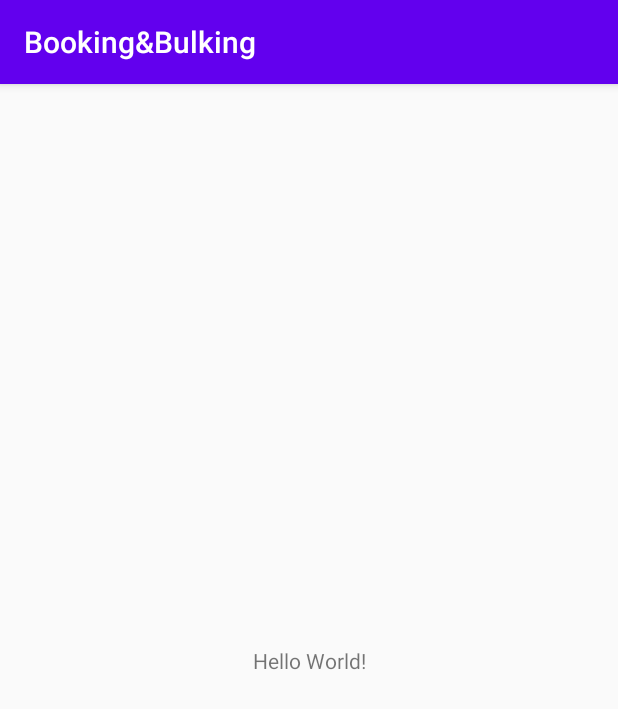
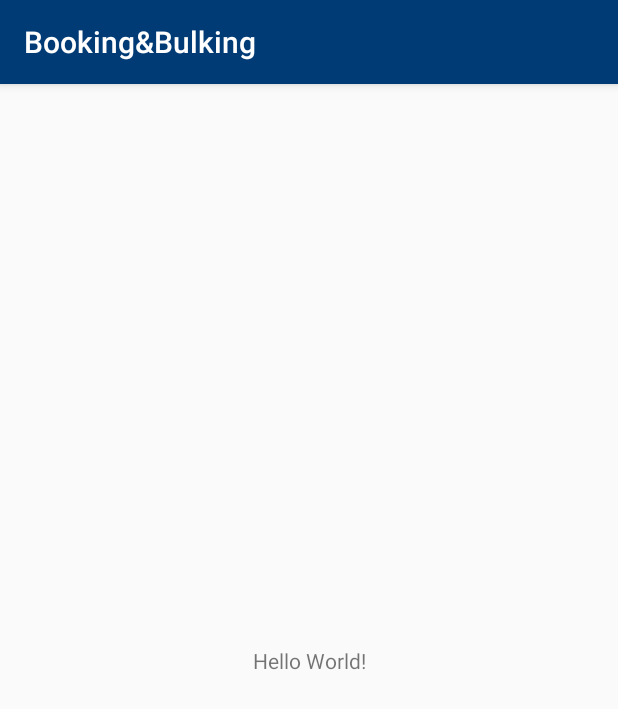
Before and after one commit to irislawly/BB, an Android app: the screen it shows after launch (MainActivity), on a phone screen of 412 x 824 dp. Shown: the top 709 px of the screen. Run offline under Robolectric (Android 15) with nearby library versions, the phone set to English and light mode, and no system bars; our stand-ins replace Firebase (no records; nobody signed in at launch, a user with empty details on screens opened directly); libraries missing offline, so code that uses them is left out: com.firebase.ui; 2 statements that could not run were skipped.

Commit message:
added color theme

```diff
--- a/app/src/main/res/values/colors.xml
+++ b/app/src/main/res/values/colors.xml
@@ -1,6 +1,9 @@
 <?xml version="1.0" encoding="utf-8"?>
 <resources>
-    <color name="colorPrimary">#6200EE</color>
-    <color name="colorPrimaryDark">#3700B3</color>
-    <color name="colorAccent">#03DAC5</color>
+    <!-- APP BAR -->
+    <color name="colorPrimary">#003b75</color>
+    <!-- PHONE BAR -->
+    <color name="colorPrimaryDark">#002447</color>
+    <!-- LOGIN BUTTONS -->
+    <color name="colorAccent">#f2ca00</color>
 </resources>
```
